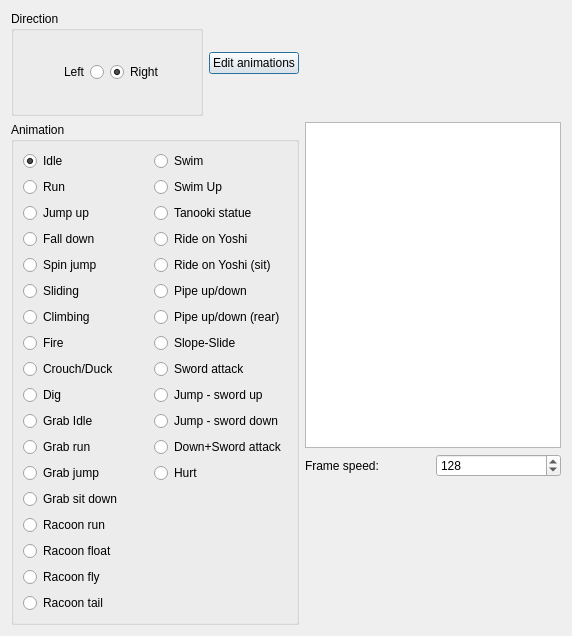
Qt form PlayableCalibrator/animator/animate.ui (WohlSoft/Moondust-Project) before a commit.
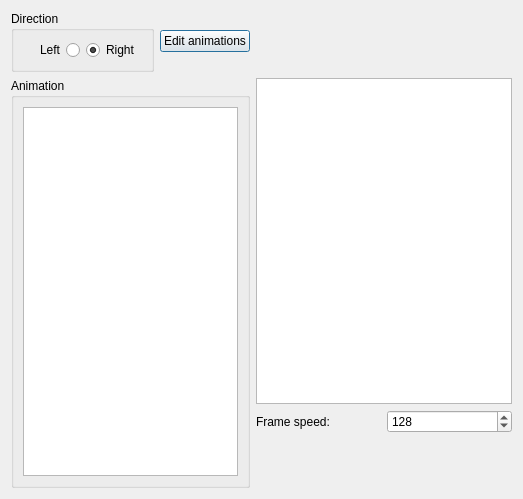
The same form after that commit. Icons and pictures are not drawn.

Commit message: Clean-up of animator page in calibrator - removed a big bunch of radio boxes and those are replaced with a list - Added controls to easily switch animation: left-right will change direction of current animation and left-right will switch current animation in a list!

```diff
--- a/PlayableCalibrator/animator/animate.ui
+++ b/PlayableCalibrator/animator/animate.ui
@@ -6,8 +6,8 @@
    <rect>
     <x>0</x>
     <y>0</y>
-    <width>572</width>
-    <height>636</height>
+    <width>523</width>
+    <height>499</height>
    </rect>
   </property>
   <property name="windowTitle">
@@ -17,7 +17,7 @@
    <iconset resource="../_resourses/images.qrc">
     <normaloff>:/images/Icon16.png</normaloff>:/images/Icon16.png</iconset>
   </property>
-  <layout class="QGridLayout" name="gridLayout_3" rowstretch="0,0,0,0" columnstretch="80,0,0,0">
+  <layout class="QGridLayout" name="gridLayout_3" rowstretch="0,1,80,10" columnstretch="80,0,0,0">
    <item row="0" column="0">
     <widget class="QGroupBox" name="groupBox">
      <property name="title">
@@ -119,223 +119,10 @@
       <string>Animation</string>
      </property>
      <layout class="QGridLayout" name="gridLayout_2">
-      <item row="17" column="0">
-       <widget class="QRadioButton" name="RacoonTail">
-        <property name="text">
-         <string>Racoon tail</string>
-        </property>
-       </widget>
-      </item>
-      <item row="4" column="1">
-       <widget class="QRadioButton" name="RideOnYoshiSit">
-        <property name="text">
-         <string>Ride on Yoshi (sit)</string>
-        </property>
-       </widget>
-      </item>
-      <item row="6" column="1">
-       <widget class="QRadioButton" name="PipeUpDownRear">
-        <property name="text">
-         <string>Pipe up/down (rear)</string>
-        </property>
-       </widget>
-      </item>
-      <item row="5" column="1">
-       <widget class="QRadioButton" name="PipeUpDown">
-        <property name="text">
-         <string>Pipe up/down</string>
-        </property>
-       </widget>
-      </item>
-      <item row="11" column="0">
-       <widget class="QRadioButton" name="GrabRun">
-        <property name="text">
-         <string>Grab run</string>
-        </property>
-       </widget>
-      </item>
-      <item row="9" column="1">
-       <widget class="QRadioButton" name="JumpSwordUp">
-        <property name="text">
-         <string>Jump - sword up</string>
-        </property>
-       </widget>
-      </item>
-      <item row="5" column="0">
-       <widget class="QRadioButton" name="Sliding">
-        <property name="text">
-         <string>Sliding</string>
-        </property>
-       </widget>
-      </item>
-      <item row="13" column="0">
-       <widget class="QRadioButton" name="GrabSit">
-        <property name="text">
-         <string>Grab sit down</string>
-        </property>
-       </widget>
-      </item>
-      <item row="15" column="0">
-       <widget class="QRadioButton" name="RacoonFloat">
-        <property name="text">
-         <string>Racoon float</string>
-        </property>
-       </widget>
-      </item>
-      <item row="14" column="0">
-       <widget class="QRadioButton" name="RacoonRun">
-        <property name="text">
-         <string>Racoon run</string>
-        </property>
-       </widget>
-      </item>
-      <item row="16" column="0">
-       <widget class="QRadioButton" name="RacoonFly">
-        <property name="text">
-         <string>Racoon fly</string>
-        </property>
-       </widget>
-      </item>
-      <item row="7" column="0">
-       <widget class="QRadioButton" name="Fire">
-        <property name="text">
-         <string>Fire</string>
-        </property>
-       </widget>
-      </item>
-      <item row="4" column="0">
-       <widget class="QRadioButton" name="Spin">
-        <property name="text">
-         <string>Spin jump</string>
-        </property>
-       </widget>
-      </item>
-      <item row="12" column="0">
-       <widget class="QRadioButton" name="GrabJump">
-        <property name="text">
-         <string>Grab jump</string>
-        </property>
-       </widget>
-      </item>
-      <item row="1" column="0">
-       <widget class="QRadioButton" name="Run">
-        <property name="text">
-         <string>Run</string>
-        </property>
-       </widget>
-      </item>
-      <item row="8" column="0">
-       <widget class="QRadioButton" name="SitDown">
-        <property name="text">
-         <string>Crouch/Duck</string>
-        </property>
-       </widget>
-      </item>
-      <item row="8" column="1">
-       <widget class="QRadioButton" name="SwordAttak">
-        <property name="text">
-         <string>Sword attack</string>
-        </property>
-       </widget>
-      </item>
-      <item row="6" column="0">
-       <widget class="QRadioButton" name="Climbing">
-        <property name="text">
-         <string>Climbing</string>
-        </property>
-       </widget>
-      </item>
-      <item row="1" column="1">
-       <widget class="QRadioButton" name="SwimUp">
-        <property name="text">
-         <string>Swim Up</string>
-        </property>
-       </widget>
-      </item>
-      <item row="0" column="0">
-       <widget class="QRadioButton" name="Idle">
-        <property name="text">
-         <string>Idle</string>
-        </property>
-        <property name="checked">
-         <bool>true</bool>
-        </property>
-       </widget>
-      </item>
-      <item row="3" column="0">
-       <widget class="QRadioButton" name="fall">
-        <property name="text">
-         <string>Fall down</string>
-        </property>
-       </widget>
-      </item>
-      <item row="9" column="0">
-       <widget class="QRadioButton" name="Dig">
-        <property name="text">
-         <string>Dig</string>
-        </property>
-       </widget>
-      </item>
-      <item row="3" column="1">
-       <widget class="QRadioButton" name="RideOnYoshi">
-        <property name="text">
-         <string>Ride on Yoshi</string>
-        </property>
-       </widget>
-      </item>
-      <item row="2" column="0">
-       <widget class="QRadioButton" name="Jump">
-        <property name="text">
-         <string>Jump up</string>
-        </property>
-       </widget>
-      </item>
-      <item row="0" column="1">
-       <widget class="QRadioButton" name="Swim">
-        <property name="text">
-         <string>Swim</string>
-        </property>
-       </widget>
-      </item>
-      <item row="7" column="1">
-       <widget class="QRadioButton" name="SlopeSlide">
-        <property name="text">
-         <string>Slope-Slide</string>
-        </property>
-       </widget>
-      </item>
-      <item row="2" column="1">
-       <widget class="QRadioButton" name="TanookiStatue">
-        <property name="text">
-         <string>Tanooki statue</string>
-        </property>
-       </widget>
-      </item>
-      <item row="10" column="0">
-       <widget class="QRadioButton" name="GrabIdle">
-        <property name="text">
-         <string>Grab Idle</string>
-        </property>
-       </widget>
-      </item>
-      <item row="10" column="1">
-       <widget class="QRadioButton" name="JumpSwordDown">
-        <property name="text">
-         <string>Jump - sword down</string>
-        </property>
-       </widget>
-      </item>
-      <item row="11" column="1">
-       <widget class="QRadioButton" name="DownSword">
-        <property name="text">
-         <string>Down+Sword attack</string>
-        </property>
-       </widget>
-      </item>
-      <item row="12" column="1">
-       <widget class="QRadioButton" name="Hurted">
-        <property name="text">
-         <string>Hurt</string>
+      <item row="0" column="0" colspan="2">
+       <widget class="QListWidget" name="animationsList">
+        <property name="editTriggers">
+         <set>QAbstractItemView::NoEditTriggers</set>
         </property>
        </widget>
       </item>
```
Left out of the diff: 17 changed lines with no effect on the pictures. The commit also changes 6 other files.
